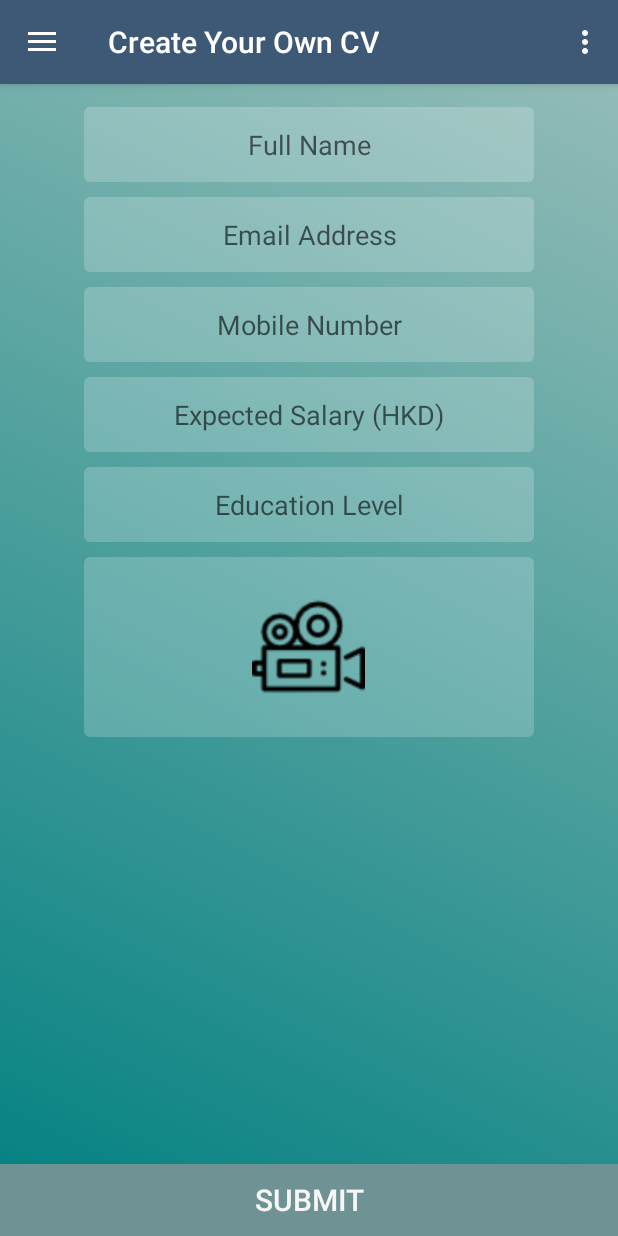
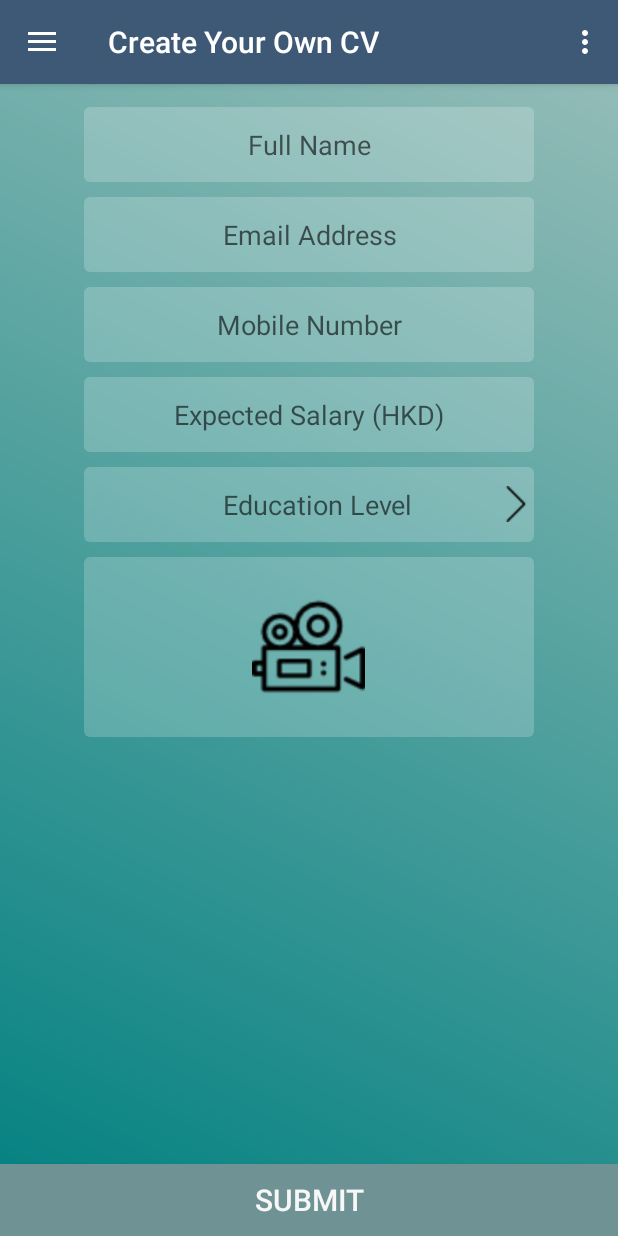
Before and after one commit to on999you/JobLibrary, an Android app: the CvActivity screen opened directly, with no data from a screen before it, on a phone screen of 412 x 824 dp. Run offline under Robolectric (Android 15) with nearby library versions, the phone set to English and light mode, and no system bars; libraries missing offline, so code that uses them is left out: com.afollestad.materialcamera, com.afollestad.materialdialogs, com.android.internal, com.thoughtworks.xstream; 1 statement that could not run was skipped.

Commit message:
change and add icon for activity of CV, add new activity - setting

```diff
--- a/app/src/main/java/com/example/dennislam/myapplication/activity/SalaryCheckResultActivity.java
+++ b/app/src/main/java/com/example/dennislam/myapplication/activity/SalaryCheckResultActivity.java
@@ -433,8 +433,8 @@ public class SalaryCheckResultActivity extends BaseActivity {
         Log.v("test1", count);
         itemcount = Integer.parseInt(count);
         percent= (itemcount*100/totalJ);
-        Log.v("test1", totalJ + "total1");
         decimalFormat.format(percent);
+        Log.v("test1", totalJ + "total1 ////"+percent );
         entries.add(new BarEntry(position,(float)percent));
 
     }
@@ -443,8 +443,8 @@ public class SalaryCheckResultActivity extends BaseActivity {
         Log.v("test2", count);
         itemcount = Integer.parseInt(count);
         percent= (itemcount*100/totalE);
-        Log.v("test2", totalE + "total2");
         decimalFormat.format(percent);
+        Log.v("test2", totalE + "total2////"+percent);
         entries2.add(new BarEntry(firstletter,(float)percent));
     }
 
--- a/app/src/main/java/com/example/dennislam/myapplication/adapter/AppliedJobCardViewAdapter.java
+++ b/app/src/main/java/com/example/dennislam/myapplication/adapter/AppliedJobCardViewAdapter.java
@@ -59,7 +59,7 @@ public class AppliedJobCardViewAdapter extends RecyclerView.Adapter<AppliedJobCa
         companyName.setText(companyNameList.get(position));
 
         TextView applyDate = holder.applyDate;
-        applyDate.setText("Apply Date : " + System.lineSeparator() + applyDateList.get(position));
+        applyDate.setText("Apply Date : " + System.lineSeparator()+applyDateList.get(position));
     }
 
     @Override
--- a/app/src/main/res/layout/activity_cv.xml
+++ b/app/src/main/res/layout/activity_cv.xml
@@ -60,6 +60,7 @@
     <TextView
         android:id="@+id/educationLevelField"
         android:onClick="EducationLevelDialog"
+        android:drawableRight="@drawable/next_black"
         android:layout_width="300dp"
         android:layout_height="50dp"
         android:hint="Education Level"
@@ -68,7 +69,8 @@
         android:layout_marginTop="10dp"
         android:layout_gravity="center"
         android:gravity="center"
-        android:background="@drawable/testing"/>
+        android:background="@drawable/testing"
+        android:drawablePadding="-35dp"/>
 
     <LinearLayout
         android:layout_width="300dp"
--- /dev/null
+++ b/app/src/main/res/layout/activity_setting.xml
@@ -0,0 +1,6 @@
+<?xml version="1.0" encoding="utf-8"?>
+<LinearLayout xmlns:android="http://schemas.android.com/apk/res/android"
+    android:orientation="vertical" android:layout_width="match_parent"
+    android:layout_height="match_parent">
+
+</LinearLayout>
--- a/app/src/main/res/menu/activity_main_drawer.xml
+++ b/app/src/main/res/menu/activity_main_drawer.xml
@@ -47,7 +47,10 @@
                 android:id="@+id/nav_faq"
                 android:icon="@drawable/faq2"
                 android:title="FAQ" />
-
+                <item
+                    android:id="@+id/nav_setting"
+                    android:icon="@drawable/settings"
+                    android:title="About Us" />
             <item
                 android:id="@+id/nav_aboutus"
                 android:icon="@drawable/aboutus"
```
Also changed, not shown: app/src/main/res/drawable/next_black.png (added), app/src/main/res/drawable/settings.png (added).
